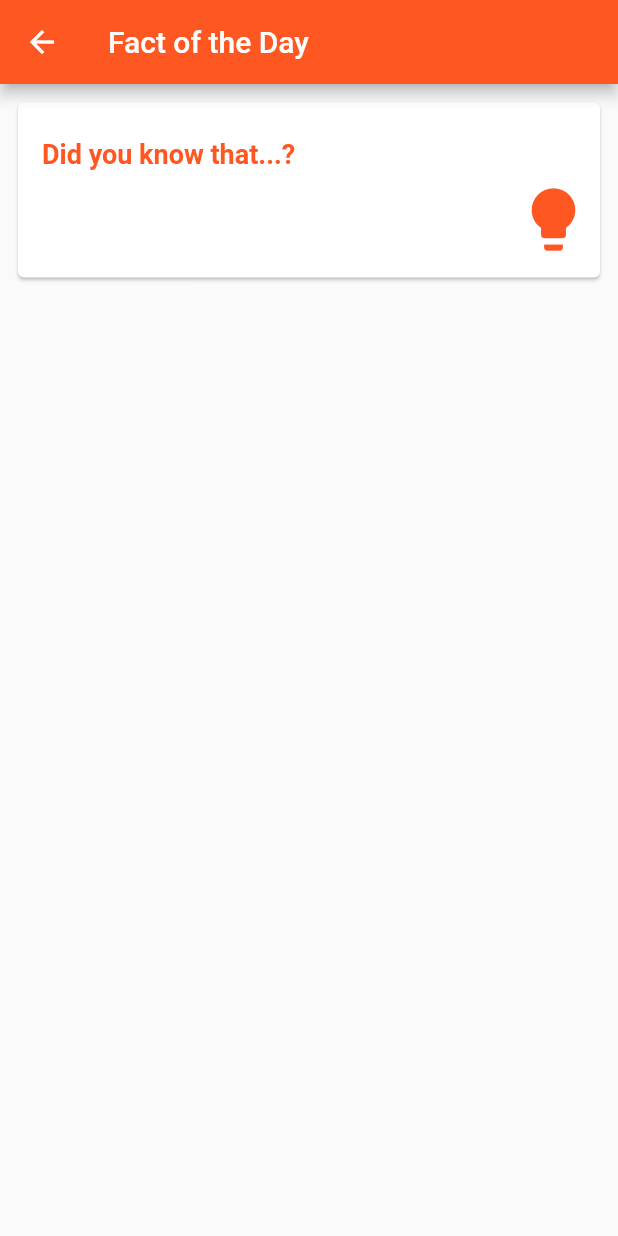
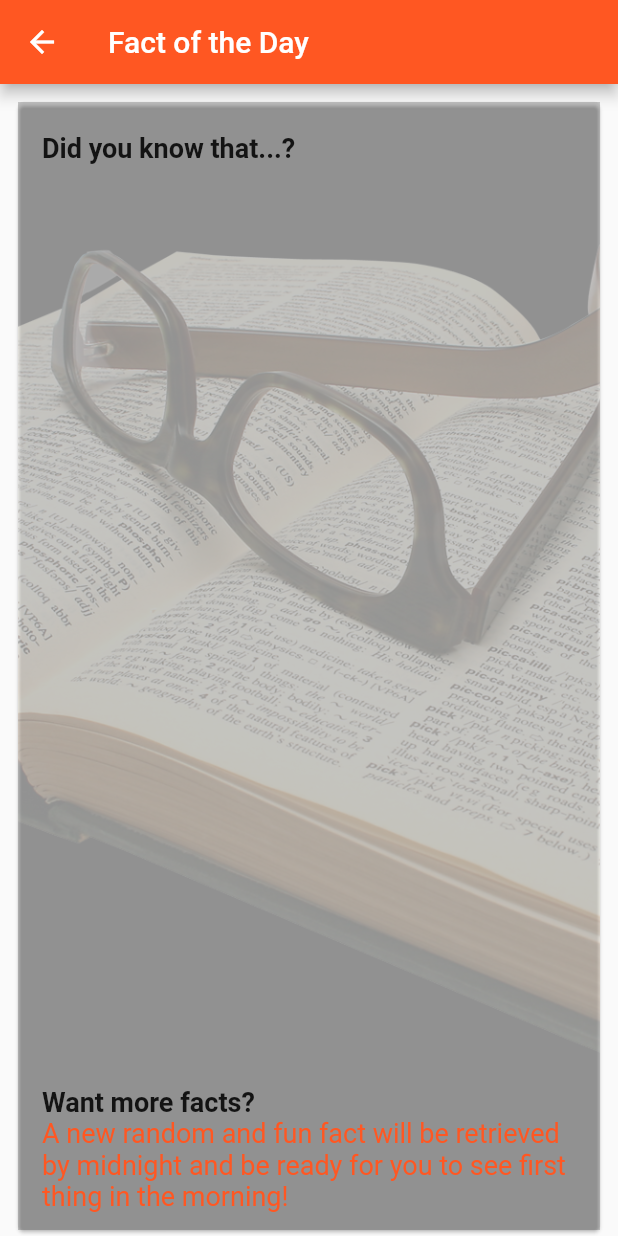
Before and after one commit to gu-tig333-ht23/grupp5, a Flutter app: the HomePage screen opened directly, scrolled down 1152 dp, after a tap on "Fact of the Day", on a phone screen of 412 x 824 dp. Run offline on Flutter 3.47's test engine with Material 2 defaults, Android fonts, the phone set to English and light mode, and no system bars; our stand-ins replace dio, geolocator, shared_preferences, transparent_image; accounts and stored records are empty; network calls fail.

Commit message:
snyggat till UI för dailyfact och ändrat lite färger igen

```diff
--- a/good_morning/lib/ui/common_ui.dart
+++ b/good_morning/lib/ui/common_ui.dart
@@ -16,8 +16,8 @@ Widget buildFullCard(BuildContext context,
           if (title != null)
             Text(title,
                 style: TextStyle(
-                    fontWeight: FontWeight.bold,
-                    color: Theme.of(context).primaryColor)),
+                  fontWeight: FontWeight.bold,
+                )),
           if (description != null)
             Text(description,
                 style: TextStyle(color: Theme.of(context).primaryColor)),
@@ -49,7 +49,6 @@ Widget buildFullCardWithImage(BuildContext context,
             ? Text(
                 title,
                 style: TextStyle(
-                  color: Theme.of(context).primaryColor,
                   fontWeight: FontWeight.bold,
                 ),
               )
--- a/good_morning/lib/ui/daily_fact_ui.dart
+++ b/good_morning/lib/ui/daily_fact_ui.dart
@@ -1,5 +1,4 @@
 import 'package:flutter/material.dart';
-import 'package:good_morning/ui/common_ui.dart';
 import 'package:good_morning/utils/daily_fact_provider.dart';
 import 'package:provider/provider.dart';
 
@@ -16,27 +15,38 @@ class DailyFactPage extends StatelessWidget {
       ),
       body: Padding(
         padding: const EdgeInsets.only(top: 8.0, right: 8, left: 8),
-        child: Column(
-          children: [
-            buildFullCard(
-              context,
-              title: 'Did you know that...?',
-              optionalWidget: Row(
+        child: Card(
+          color: Colors.transparent,
+          child: Container(
+            decoration: BoxDecoration(
+              image: DecorationImage(
+                image: const AssetImage('lib/images/bookImage.png'),
+                fit: BoxFit.cover,
+                colorFilter: ColorFilter.mode(
+                    Colors.black.withOpacity(0.2), BlendMode.dstATop),
+              ),
+            ),
+            child: ListTile(
+              contentPadding: const EdgeInsets.all(16),
+              title: Column(
+                crossAxisAlignment: CrossAxisAlignment.start,
                 children: [
+                  const Text('Did you know that...?',
+                      style: TextStyle(fontWeight: FontWeight.bold)),
                   Expanded(
                     child: DailyFactWidget(
                         factText:
                             Provider.of<DailyFactProvider>(context).factText),
                   ),
-                  IconButton(
-                    icon: Icon(Icons.lightbulb,
-                        size: 50, color: Theme.of(context).primaryColor),
-                    onPressed: () {},
-                  ),
+                  const Text('Want more facts?',
+                      style: TextStyle(fontWeight: FontWeight.bold)),
+                  Text(
+                      'A new random and fun fact will be retrieved by midnight and be ready for you to see first thing in the morning!',
+                      style: TextStyle(color: Theme.of(context).primaryColor))
                 ],
               ),
             ),
-          ],
+          ),
         ),
       ),
     );
--- a/good_morning/lib/ui/main_navigation/home_page.dart
+++ b/good_morning/lib/ui/main_navigation/home_page.dart
@@ -27,7 +27,7 @@ class _HomePageState extends State<HomePage> {
     super.initState();
     getMovie(context, FilmApi(dio));
     context.read<FavoriteMoviesModel>().loadWatchlist();
-    //context.read<HistoryProvider>().fetchHistoryItem3();
+
     Provider.of<HistoryProvider>(context, listen: false).fetchHistoryItem3();
   }
 
@@ -217,9 +217,10 @@ class _HomePageState extends State<HomePage> {
                             factText: Provider.of<DailyFactProvider>(context)
                                 .factText),
                       ),
-                      IconButton(
-                        icon: const Icon(Icons.lightbulb, size: 40),
-                        onPressed: () {},
+                      Image.asset(
+                        'lib/images/bookImage.png',
+                        width: 75,
+                        height: 75,
                       ),
                     ],
                   ),
--- a/good_morning/pubspec.yaml
+++ b/good_morning/pubspec.yaml
@@ -74,6 +74,10 @@ flutter:
   #   - images/a_dot_burr.jpeg
   #   - images/a_dot_ham.jpeg
 
+  assets:
+   - lib/images/bookImage.png
+   - lib/images/books.jpeg
+
   # An image asset can refer to one or more resolution-specific "variants", see
   # https://flutter.dev/assets-and-images/#resolution-aware
 
```
Also changed, not shown: good_morning/lib/images/bookImage.png (added).
